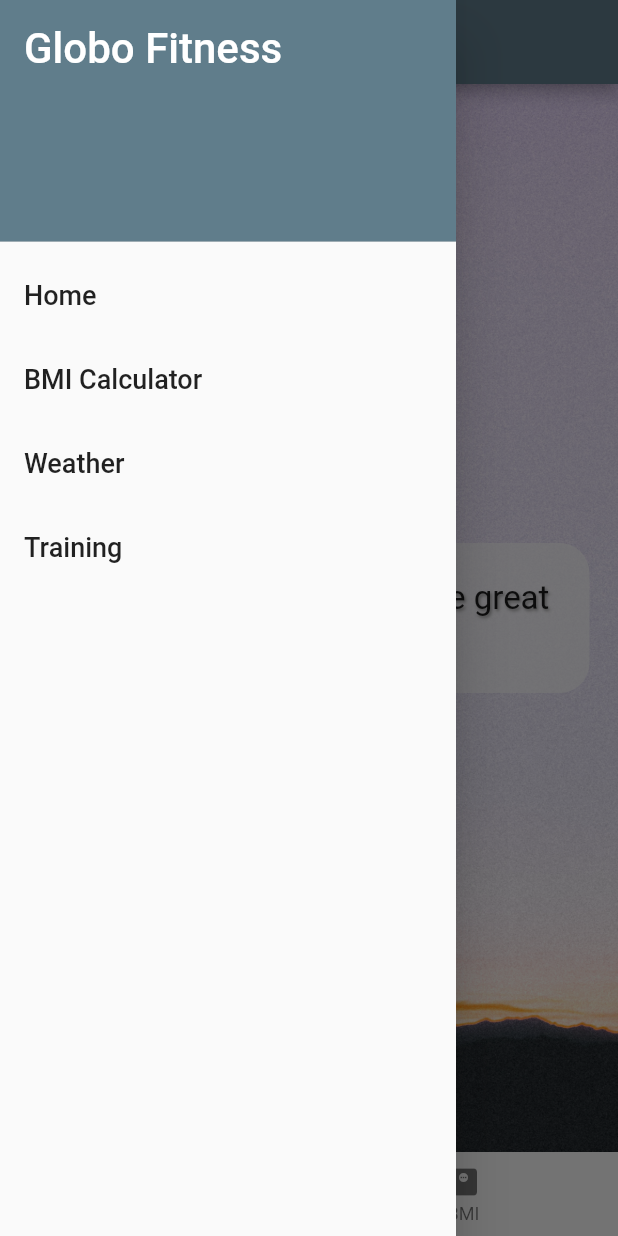
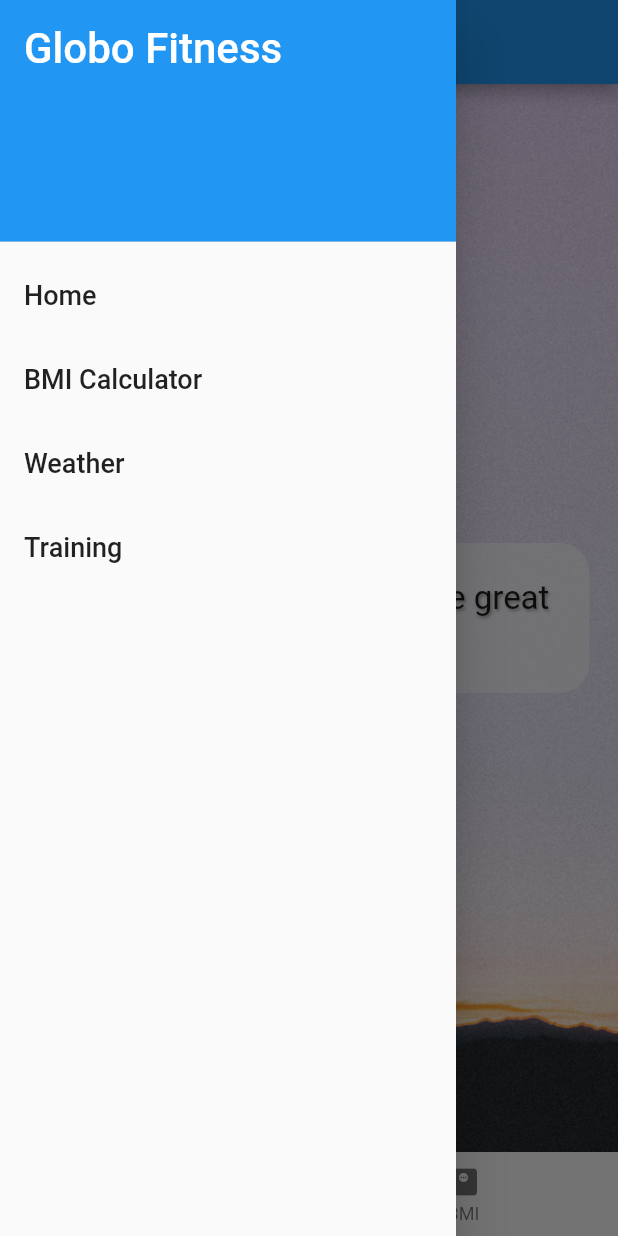
Before and after one commit to mguppy/flutter-practice, a Flutter app: the screen it shows after launch, with the side drawer open, on a phone screen of 412 x 824 dp. Run offline on Flutter 3.47's test engine with Material 2 defaults, Android fonts, the phone set to English and light mode, and no system bars.

Commit message:
weather icon for single day populating

```diff
--- a/lib/data/weather.dart
+++ b/lib/data/weather.dart
@@ -5,9 +5,10 @@ class Weather {
   double perceived = 0;
   int pressure = 0;
   int humidity = 0;
+  String icon = '';
 
   Weather(this.name, this.description, this.temperature, this.perceived,
-      this.pressure, this.humidity);
+      this.pressure, this.humidity, this.icon);
 
   Weather.fromJson(Map<String, dynamic> weatherMap) {
     this.name = weatherMap['name'];
@@ -16,5 +17,6 @@ class Weather {
     this.pressure = weatherMap['main']['pressure'] ?? 0;
     this.humidity = weatherMap['main']['humidity'] ?? 0;
     this.description = weatherMap['weather'][0]['main'] ?? '';
+    this.icon = weatherMap['weather'][0]['icon'];
   }
 }
--- a/lib/main.dart
+++ b/lib/main.dart
@@ -17,7 +17,7 @@ class GlobeApp extends StatelessWidget {
   @override
   Widget build(BuildContext context) {
     return MaterialApp(
-      theme: ThemeData(primarySwatch: Colors.blueGrey),
+      theme: ThemeData(primarySwatch: Colors.blue),
       routes: {
         '/': (context) => IntroScreen(),
         '/bmi': (context) => BmiScreen(),
--- a/lib/shared/menu_drawer.dart
+++ b/lib/shared/menu_drawer.dart
@@ -24,7 +24,7 @@ class MenuDrawer extends StatelessWidget {
     ];
     List<Widget> menuItems = [];
     menuItems.add(DrawerHeader(
-        decoration: BoxDecoration(color: Colors.blueGrey),
+        decoration: BoxDecoration(color: Colors.blue),
         child: Text('Globo Fitness',
             style: TextStyle(color: Colors.white, fontSize: 28))));
     menuTitles.forEach((String element) {
--- a/pubspec.yaml
+++ b/pubspec.yaml
@@ -30,6 +30,7 @@ dependencies:
   flutter:
     sdk: flutter
   http: ^0.13.4
+  intl: ^0.17.0
 
 
   # The following adds the Cupertino Icons font to your application.
```
Also changed, not shown: lib/data/forecast.dart (added, +9 -0 lines), lib/data/http_helper.dart (+17 -0 lines), lib/screens/weather_screen.dart (+14 -2 lines), pubspec.lock, 7 other files.
